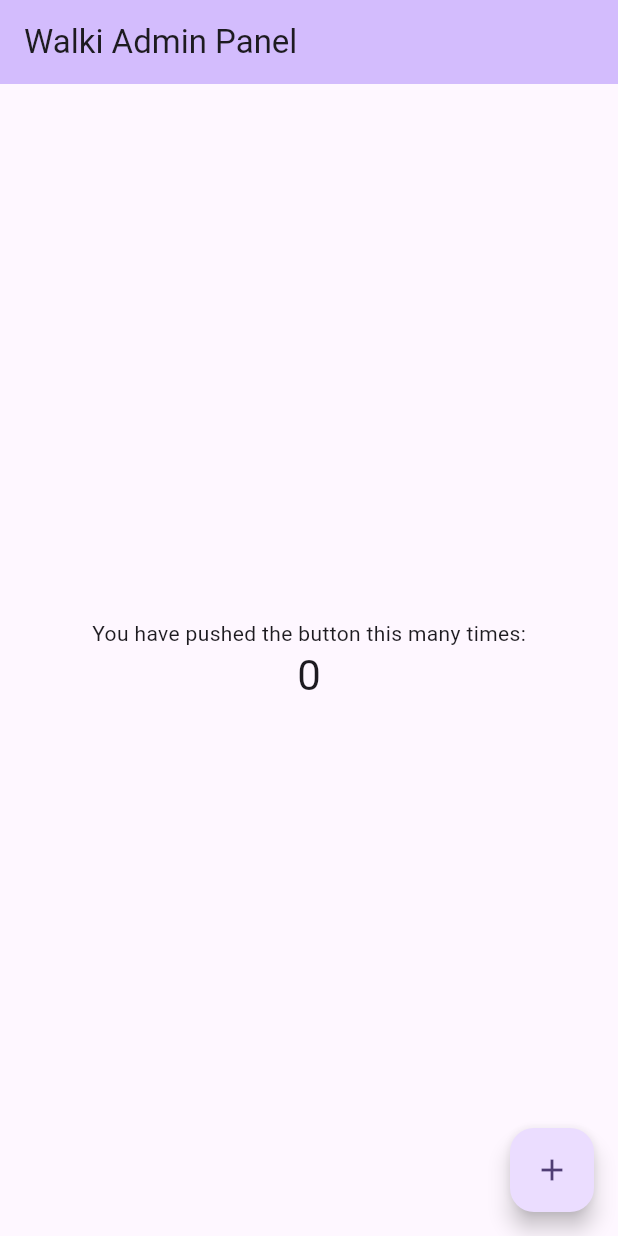
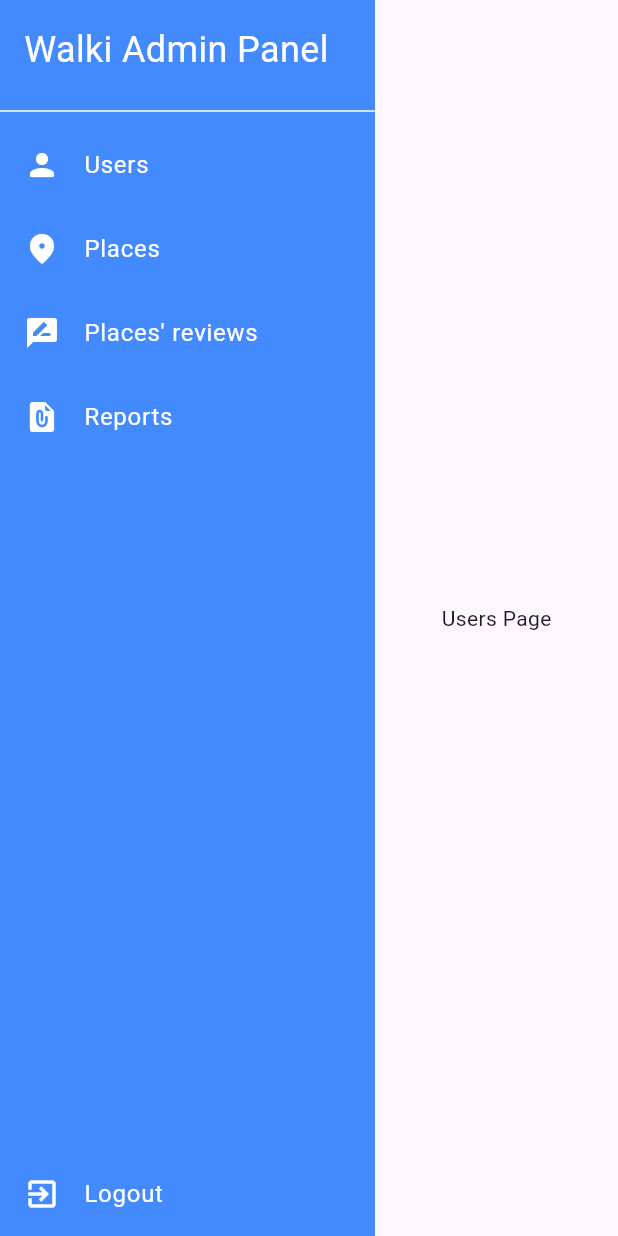
Before and after one commit to Xasthul/walki_admin_panel, a Flutter app: the screen it shows after launch, on a phone screen of 412 x 824 dp. Run offline on Flutter 3.47's test engine with Material 3 defaults, Android fonts, the phone set to English and light mode, and no system bars.

Commit message:
Add navigation_bar_component.dart

```diff
--- /dev/null
+++ b/lib/home/home_page.dart
@@ -0,0 +1,37 @@
+import 'package:flutter/material.dart';
+import 'package:walki_admin_panel/home/utils/widget/navigation_bar_component.dart';
+
+class HomePage extends StatefulWidget {
+  const HomePage({super.key});
+
+  @override
+  State<HomePage> createState() => _HomePageState();
+}
+
+class _HomePageState extends State<HomePage> {
+  final List<Widget> _pages = [
+    const Center(child: Text("Users Page")),
+    const Center(child: Text("Places Page")),
+    const Center(child: Text("Reviews Page")),
+    const Center(child: Text("Reports Page")),
+  ];
+
+  int _selectedIndex = 0;
+
+  void _onItemTapped(int index) => setState(() => _selectedIndex = index);
+
+  @override
+  Widget build(BuildContext context) => Scaffold(
+        body: Row(
+          children: [
+            NavigationBarComponent(
+              selectedIndex: _selectedIndex,
+              onItemTapped: _onItemTapped,
+            ),
+            Expanded(
+              child: _pages[_selectedIndex],
+            ),
+          ],
+        ),
+      );
+}
--- /dev/null
+++ b/lib/home/utils/widget/navigation_bar_component.dart
@@ -0,0 +1,93 @@
+import 'package:flutter/material.dart';
+
+class NavigationBarComponent extends StatelessWidget {
+  const NavigationBarComponent({
+    super.key,
+    required this.selectedIndex,
+    required this.onItemTapped,
+  });
+
+  final int selectedIndex;
+  final Function(int) onItemTapped;
+
+  @override
+  Widget build(BuildContext context) => Container(
+        width: 250,
+        color: Colors.blueAccent,
+        child: Column(
+          crossAxisAlignment: CrossAxisAlignment.start,
+          children: [
+            const Padding(
+              padding: EdgeInsets.all(16.0),
+              child: Text(
+                'Walki Admin Panel',
+                style: TextStyle(color: Colors.white, fontSize: 24),
+              ),
+            ),
+            const Divider(color: Colors.white),
+            _NavigationBarItem(
+              label: 'Users',
+              icon: Icons.person_rounded,
+              onItemTapped: onItemTapped,
+              selectedIndex: selectedIndex,
+              index: 0,
+            ),
+            _NavigationBarItem(
+              label: 'Places',
+              icon: Icons.place_rounded,
+              onItemTapped: onItemTapped,
+              selectedIndex: selectedIndex,
+              index: 1,
+            ),
+            _NavigationBarItem(
+              label: "Places' reviews",
+              icon: Icons.rate_review_rounded,
+              onItemTapped: onItemTapped,
+              selectedIndex: selectedIndex,
+              index: 2,
+            ),
+            _NavigationBarItem(
+              label: "Reports",
+              icon: Icons.file_present_rounded,
+              onItemTapped: onItemTapped,
+              selectedIndex: selectedIndex,
+              index: 3,
+            ),
+            const Spacer(),
+            ListTile(
+              title: const Text('Logout', style: TextStyle(color: Colors.white)),
+              leading: const Icon(Icons.exit_to_app, color: Colors.white),
+              onTap: () {},
+            ),
+          ],
+        ),
+      );
+}
+
+class _NavigationBarItem extends StatelessWidget {
+  const _NavigationBarItem({
+    required this.label,
+    required this.icon,
+    required this.onItemTapped,
+    required this.selectedIndex,
+    required this.index,
+  });
+
+  final String label;
+  final IconData icon;
+  final Function(int) onItemTapped;
+  final int selectedIndex;
+  final int index;
+
+  @override
+  Widget build(BuildContext context) => ListTile(
+        title: Text(
+          label,
+          style: const TextStyle(color: Colors.white),
+        ),
+        leading: Icon(icon, color: Colors.white),
+        onTap: () => onItemTapped(index),
+        selected: selectedIndex == index,
+        selectedTileColor: Colors.blue[700],
+      );
+}
--- a/lib/main.dart
+++ b/lib/main.dart
@@ -1,4 +1,5 @@
 import 'package:flutter/material.dart';
+import 'package:walki_admin_panel/home/home_page.dart';
 
 void main() {
   runApp(const WalkiAdminPanel());
@@ -14,50 +15,7 @@ class WalkiAdminPanel extends StatelessWidget {
           colorScheme: ColorScheme.fromSeed(seedColor: Colors.deepPurple),
           useMaterial3: true,
         ),
-        home: const MyHomePage(),
+        debugShowCheckedModeBanner: false,
+        home: const HomePage(),
       );
 }
-
-class MyHomePage extends StatefulWidget {
-  const MyHomePage({super.key});
-
-  @override
-  State<MyHomePage> createState() => _MyHomePageState();
-}
-
-class _MyHomePageState extends State<MyHomePage> {
-  int _counter = 0;
-
-  void _incrementCounter() {
-    setState(() {
-      _counter++;
-    });
-  }
-
-  @override
-  Widget build(BuildContext context) => Scaffold(
-        appBar: AppBar(
-          backgroundColor: Theme.of(context).colorScheme.inversePrimary,
-          title: const Text('Walki Admin Panel'),
-        ),
-        body: Center(
-          child: Column(
-            mainAxisAlignment: MainAxisAlignment.center,
-            children: <Widget>[
-              const Text(
-                'You have pushed the button this many times:',
-              ),
-              Text(
-                '$_counter',
-                style: Theme.of(context).textTheme.headlineMedium,
-              ),
-            ],
-          ),
-        ),
-        floatingActionButton: FloatingActionButton(
-          onPressed: _incrementCounter,
-          tooltip: 'Increment',
-          child: const Icon(Icons.add),
-        ),
-      );
-}
```
